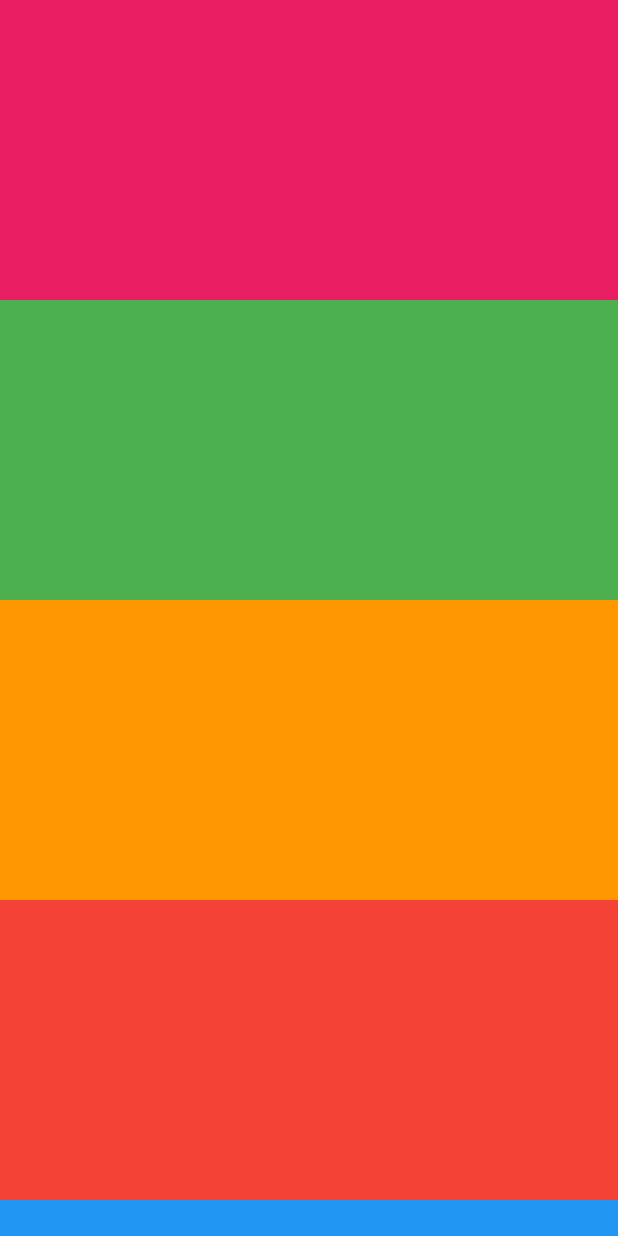
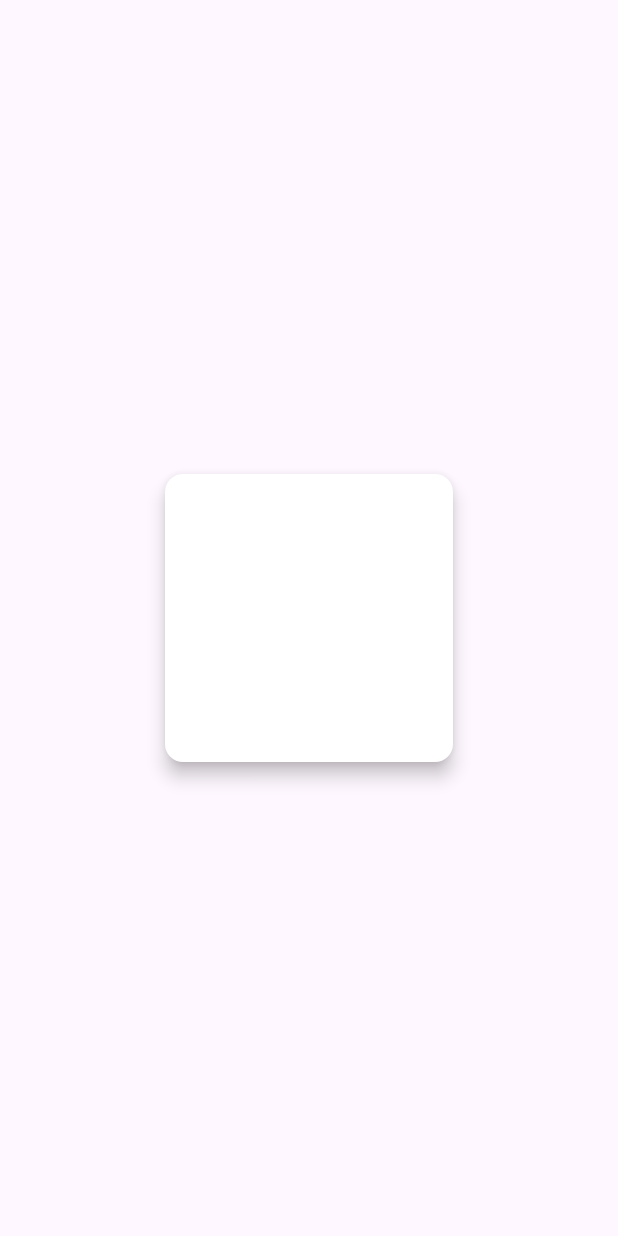
Before and after one commit to LoTrinhTuHocFlutter/Material, a Flutter app: the screen it shows after launch, on a phone screen of 412 x 824 dp. Run offline on Flutter 3.47's test engine with Material 3 defaults, Android fonts, the phone set to English and light mode, and no system bars.

Commit message:
Add Widget SizedBox

```diff
--- a/lib/main.dart
+++ b/lib/main.dart
@@ -1,5 +1,5 @@
 import 'package:flutter/material.dart';
-import 'package:material/widgets/single_child_scroll_view_example.dart';
+import 'package:material/widgets/sized_box_example.dart';
 
 void main() {
   runApp(const MyApp());
@@ -12,7 +12,7 @@ class MyApp extends StatelessWidget {
   Widget build(BuildContext context) {
     return MaterialApp(
       debugShowCheckedModeBanner: false,
-      home: SingleChildScrollViewExample(),
+      home: SizedBoxExample(),
     );
   }
 }
--- /dev/null
+++ b/lib/widgets/sized_box_example.dart
@@ -0,0 +1,21 @@
+import 'package:flutter/material.dart';
+
+class SizedBoxExample extends StatelessWidget {
+  const SizedBoxExample({super.key});
+
+  @override
+  Widget build(BuildContext context) {
+    return Scaffold(
+      body: Center(
+        child: SizedBox(
+          width: 200.0,
+          height: 200.0,
+          child: Card(
+            color: Colors.white,
+            elevation: 5.0,
+          ),
+        ),
+      ),
+    );
+  }
+}
```
